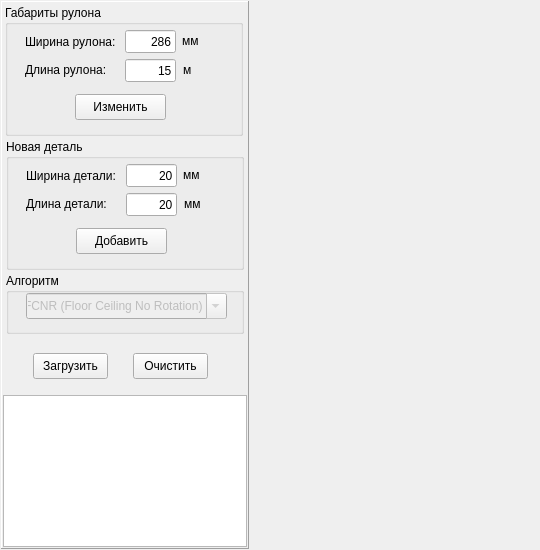
Old version of the form mainwindow.ui in the repository VitalyGladyshev/d2sp.
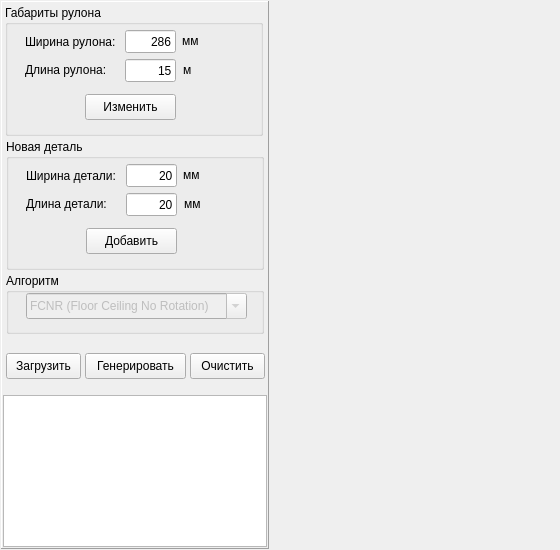
New version of the form.

Diff of the .ui file:
```diff
--- a/mainwindow.ui
+++ b/mainwindow.ui
@@ -6,13 +6,13 @@
    <rect>
     <x>0</x>
     <y>0</y>
-    <width>540</width>
+    <width>560</width>
     <height>550</height>
    </rect>
   </property>
   <property name="minimumSize">
    <size>
-    <width>540</width>
+    <width>560</width>
     <height>550</height>
    </size>
   </property>
@@ -46,13 +46,13 @@
      <widget class="QFrame" name="frame">
       <property name="minimumSize">
        <size>
-        <width>248</width>
+        <width>268</width>
         <height>0</height>
        </size>
       </property>
       <property name="maximumSize">
        <size>
-        <width>248</width>
+        <width>268</width>
         <height>16777215</height>
        </size>
       </property>
@@ -89,7 +89,7 @@
          <widget class="QPushButton" name="pushButton_rects_load">
           <property name="geometry">
            <rect>
-            <x>30</x>
+            <x>3</x>
             <y>350</y>
             <width>75</width>
             <height>26</height>
@@ -104,7 +104,7 @@
            <rect>
             <x>2</x>
             <y>2</y>
-            <width>238</width>
+            <width>258</width>
             <height>131</height>
            </rect>
           </property>
@@ -156,7 +156,7 @@
           <widget class="QPushButton" name="pushButton_met_set">
            <property name="geometry">
             <rect>
-             <x>70</x>
+             <x>80</x>
              <y>89</y>
              <width>91</width>
              <height>26</height>
@@ -218,7 +218,7 @@
          <widget class="QPushButton" name="pushButton_rects_clear">
           <property name="geometry">
            <rect>
-            <x>130</x>
+            <x>187</x>
             <y>350</y>
             <width>75</width>
             <height>26</height>
@@ -233,7 +233,7 @@
            <rect>
             <x>3</x>
             <y>136</y>
-            <width>238</width>
+            <width>258</width>
             <height>131</height>
            </rect>
           </property>
@@ -330,7 +330,7 @@
           <widget class="QPushButton" name="pushButton_rect_set">
            <property name="geometry">
             <rect>
-             <x>70</x>
+             <x>80</x>
              <y>89</y>
              <width>91</width>
              <height>26</height>
@@ -346,7 +346,7 @@
            <rect>
             <x>3</x>
             <y>270</y>
-            <width>238</width>
+            <width>258</width>
             <height>61</height>
            </rect>
           </property>
@@ -361,7 +361,7 @@
             <rect>
              <x>20</x>
              <y>20</y>
-             <width>201</width>
+             <width>221</width>
              <height>26</height>
             </rect>
            </property>
@@ -376,6 +376,19 @@
            </property>
           </widget>
          </widget>
+         <widget class="QPushButton" name="pushButton_rects_generate">
+          <property name="geometry">
+           <rect>
+            <x>82</x>
+            <y>350</y>
+            <width>101</width>
+            <height>26</height>
+           </rect>
+          </property>
+          <property name="text">
+           <string>Генерировать</string>
+          </property>
+         </widget>
         </widget>
        </item>
        <item>
```
